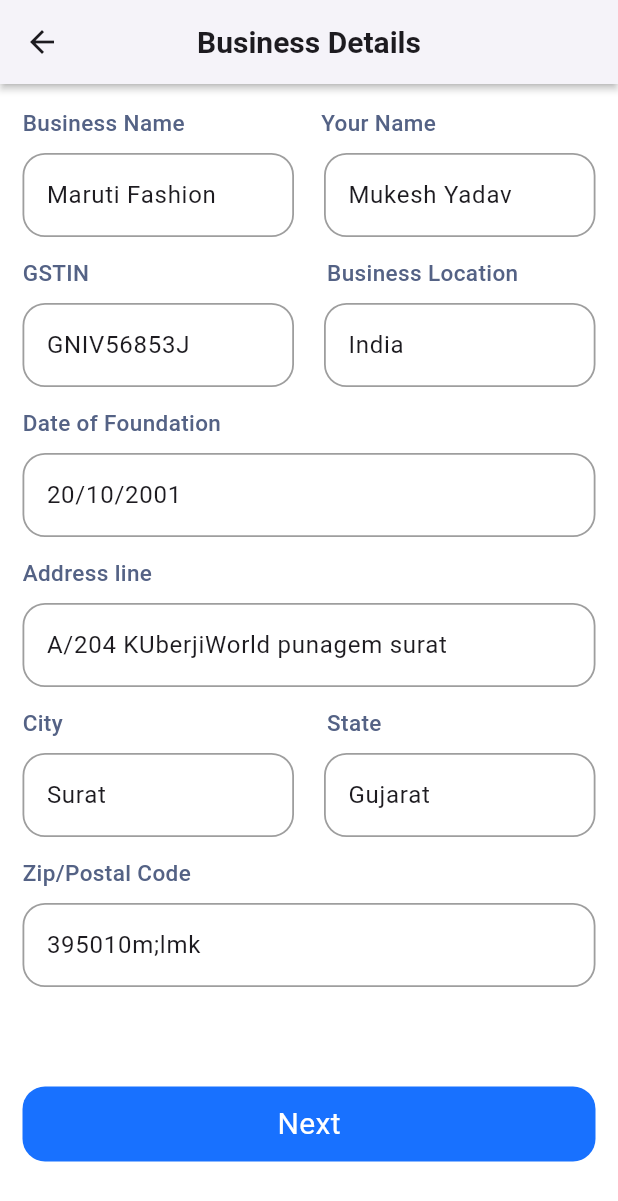
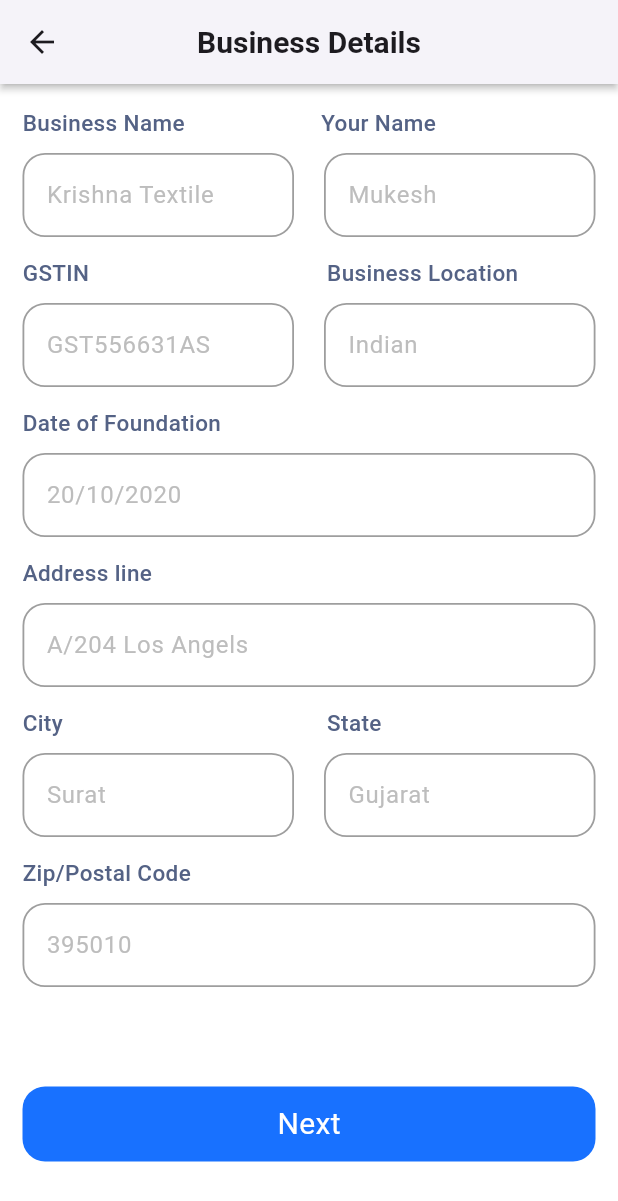
Before and after one commit to Avesh6754/invoice_app, a Flutter app: the Businesspage screen opened by its route, on a phone screen of 412 x 824 dp. Shown: the top 1201 px of the screen. Run offline on Flutter 3.47's test engine with Material 3 defaults, Android fonts, the phone set to English and light mode, and no system bars; our stand-ins replace pdf, printing, smooth_page_indicator; missing offline and left inert: searchable_listview.

Commit message:
2-11-2025

```diff
--- a/lib/main.dart
+++ b/lib/main.dart
@@ -2,11 +2,11 @@ import 'package:flutter/material.dart';
 import 'package:invoice_app/utils/routes.dart';
 
 void main() {
-  runApp(const My_Invoic());
+  runApp(const My_Invoice());
 }
 
-class My_Invoic extends StatelessWidget {
-  const My_Invoic({super.key});
+class My_Invoice extends StatelessWidget {
+  const My_Invoice({super.key});
 
   @override
   Widget build(BuildContext context) {
--- a/lib/screens/Business_Page/businesspage.dart
+++ b/lib/screens/Business_Page/businesspage.dart
@@ -33,7 +33,7 @@ class _BusinesspageState extends State<Businesspage> {
               flex: 6,
               child: SingleChildScrollView(
                 child: Form(
-                  key: fromkey,
+
                   child: Column(
                     mainAxisAlignment: MainAxisAlignment.spaceEvenly,
                     children: [
@@ -201,8 +201,7 @@ class _BusinesspageState extends State<Businesspage> {
                           const EdgeInsets.only(right: 15, left: 15, top: 10),
                       child: GestureDetector(
                         onTap: () {
-                          if (fromkey.currentState!.validate() )
-                            {
+
                               Navigator.of(context).pushNamed('/cust');
                               ScaffoldMessenger.of(context).showSnackBar(
                                 const SnackBar(
@@ -213,9 +212,7 @@ class _BusinesspageState extends State<Businesspage> {
                                     style: TextStyle(fontSize: 16),
                                   ),
                                   duration: Duration(seconds: 2),
-                                ),
-                              );
-                            }
+                                ),);
 
                         },
                         child: Container(
--- a/lib/screens/Cutomer_Page/component/cutomer_Details.dart
+++ b/lib/screens/Cutomer_Page/component/cutomer_Details.dart
@@ -6,7 +6,6 @@ import '../../Business_Page/component/businessText.dart';
 
 Form customerDetails(BuildContext context) {
   return Form(
-    key: fromkey,
     child: Padding(
       padding: const EdgeInsets.all(15),
       child: Column(
@@ -95,8 +94,7 @@ Form customerDetails(BuildContext context) {
           const SizedBox(height: 15,),
           GestureDetector(
             onTap: () {
-              if (fromkey.currentState!.validate() )
-              {
+
                 Navigator.of(context).pop();
                 ScaffoldMessenger.of(context).showSnackBar(
                   const SnackBar(
@@ -109,7 +107,7 @@ Form customerDetails(BuildContext context) {
                     duration: Duration(seconds: 2),
                   ),
                 );
-              }
+
             },
             child: Container(
               height: 50,
--- a/lib/screens/SplashScreen/slpash_screen.dart
+++ b/lib/screens/SplashScreen/slpash_screen.dart
@@ -15,8 +15,6 @@ class _SlpashScreenState extends State<SlpashScreen> {
     Timer.periodic(
       const Duration(seconds: 3),
       (timer) {
-
-
         Navigator.of(context).pushReplacementNamed('/onbord');
       },
     );
--- a/lib/utils/global.dart
+++ b/lib/utils/global.dart
@@ -1,46 +1,42 @@
 import 'package:flutter/material.dart';
 import 'package:invoice_app/model/product_data.dart';
 
-
-List<Invoice>invoiceProduct=[];
-List<Invoice>invoicecart=[];
-List addcart=[];
-bool isContain=false;
-GlobalKey<FormState> fromkey = GlobalKey<FormState>();
+List<Invoice> invoiceProduct = [];
+List<Invoice> invoicecart = [];
+List addcart = [];
+bool isContain = false;
 
 //business page
 
-TextEditingController txtBusinessname=TextEditingController(text: 'Maruti Fashion');
-TextEditingController txtYourName=TextEditingController(text: 'Mukesh Yadav');
-TextEditingController txtGst=TextEditingController(text: 'GNIV56853J');
-TextEditingController txtBusinessLoaction=TextEditingController(text: 'India');
-TextEditingController txtDatefounder=TextEditingController(text: '20/10/2001');
-TextEditingController txtAddress=TextEditingController(text: 'A/204 KUberjiWorld punagem surat');
-TextEditingController txtCity=TextEditingController(text: 'Surat');
-TextEditingController txtState=TextEditingController(text: 'Gujarat');
-TextEditingController txtZipcode=TextEditingController(text: '395010m;lmk'
-
-);
+TextEditingController txtBusinessname = TextEditingController();
+TextEditingController txtYourName = TextEditingController();
+TextEditingController txtGst = TextEditingController();
+TextEditingController txtBusinessLoaction = TextEditingController();
+TextEditingController txtDatefounder = TextEditingController();
+TextEditingController txtAddress = TextEditingController();
+TextEditingController txtCity = TextEditingController();
+TextEditingController txtState = TextEditingController();
+TextEditingController txtZipcode = TextEditingController();
 
 //invoice details
 
-TextEditingController txtinvoice=TextEditingController();
-TextEditingController txtDueDate=TextEditingController();
-TextEditingController txtInvoiceNumber=TextEditingController();
-TextEditingController txtCurrency=TextEditingController();
-TextEditingController txtnote=TextEditingController();
-TextEditingController txtTerms=TextEditingController();
+TextEditingController txtinvoice = TextEditingController();
+TextEditingController txtDueDate = TextEditingController();
+TextEditingController txtInvoiceNumber = TextEditingController();
+TextEditingController txtCurrency = TextEditingController();
+TextEditingController txtnote = TextEditingController();
+TextEditingController txtTerms = TextEditingController();
 
 // cutsomer details
 
-TextEditingController txtcustomer=TextEditingController();
-TextEditingController txtCustGst=TextEditingController();
-TextEditingController txtPLaceofsupply=TextEditingController();
-TextEditingController txtAddressline=TextEditingController();
-TextEditingController txtCustomerCity=TextEditingController();
-TextEditingController txtCustomerState=TextEditingController();
-TextEditingController txtPostalcode=TextEditingController();
-TextEditingController txtCountry=TextEditingController(text: 'Indian');
+TextEditingController txtcustomer = TextEditingController();
+TextEditingController txtCustGst = TextEditingController();
+TextEditingController txtPLaceofsupply = TextEditingController();
+TextEditingController txtAddressline = TextEditingController();
+TextEditingController txtCustomerCity = TextEditingController();
+TextEditingController txtCustomerState = TextEditingController();
+TextEditingController txtPostalcode = TextEditingController();
+TextEditingController txtCountry = TextEditingController(text: 'Indian');
 
 //bottom
 double Amount = 0;
```
Also changed, not shown: lib/screens/Cutomer_Page/customer_Page.dart (+42 -29 lines), lib/screens/Product_Page/product_page.dart (+2 -32 lines), pubspec.lock, 3 other files.
